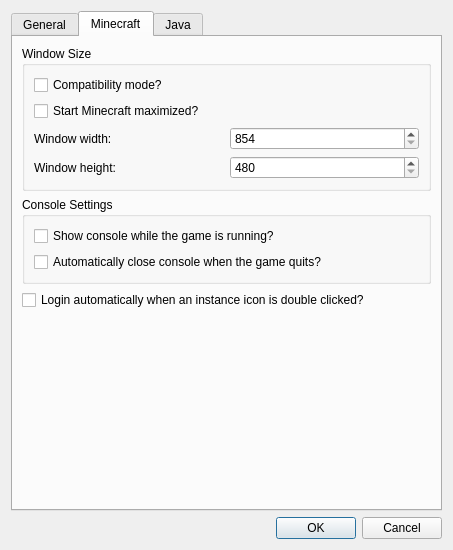
Above: gui/settingsdialog.ui from FreesmTeam/FreesmLauncher before the change. Below: the same form after it.
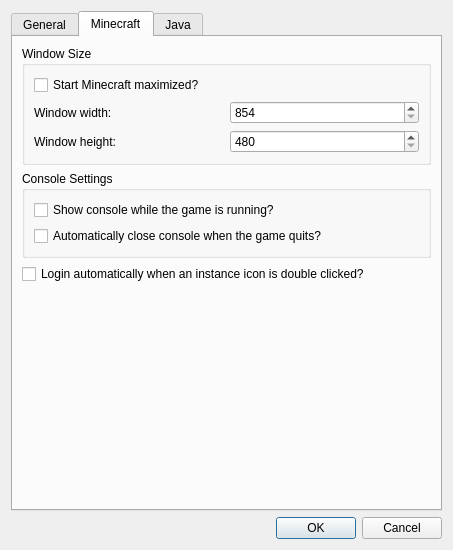
That is the form after the change. The open tabs and pages were chosen to show the change. Icons and pictures are not drawn.

Patch:
```diff
--- a/gui/settingsdialog.ui
+++ b/gui/settingsdialog.ui
@@ -175,13 +175,6 @@
           <string>Window Size</string>
          </property>
          <layout class="QVBoxLayout" name="verticalLayout_4">
-          <item>
-           <widget class="QCheckBox" name="compatModeCheckBox">
-            <property name="text">
-             <string>Compatibility mode?</string>
-            </property>
-           </widget>
-          </item>
           <item>
            <widget class="QCheckBox" name="maximizedCheckBox">
             <property name="text">
```
Left out of the diff: 9 changed lines with no effect on the pictures.
